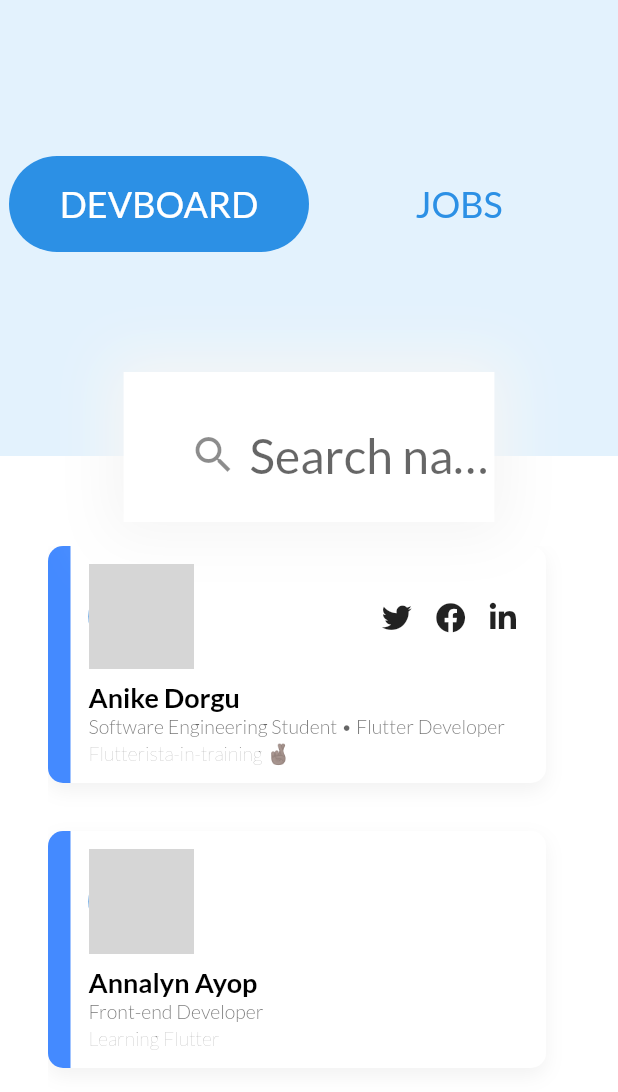
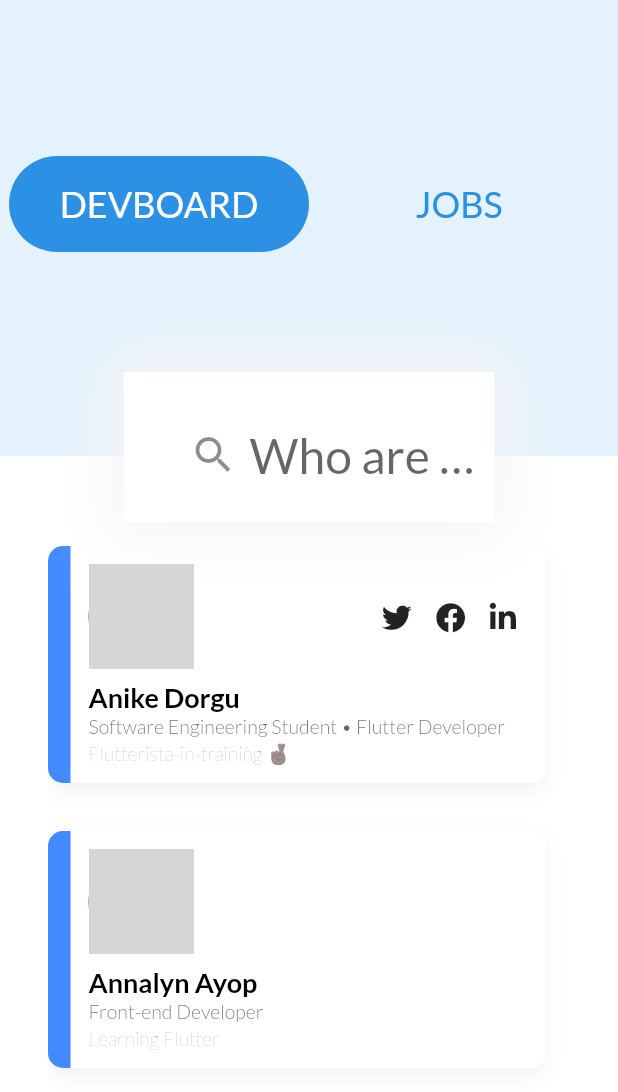
Before and after one commit to flutterph/devs, a Flutter app: the screen it shows after launch, on a phone screen of 412 x 824 dp, the part 144-1236 px from its top. Run offline on Flutter 3.47's test engine with Material 2 defaults, Android fonts, the phone set to English and light mode, and no system bars; our stand-ins replace font_awesome_flutter, google_fonts, rxdart; network calls fail; grey boxes are pictures that could not be loaded.

Commit message:
Change search bar hint

```diff
--- a/lib/core/widgets/components/search_bar.dart
+++ b/lib/core/widgets/components/search_bar.dart
@@ -44,7 +44,7 @@ class _SearchBarState extends State<SearchBar> {
           ),
           decoration: InputDecoration(
             border: InputBorder.none,
-            hintText: 'Search name, Github usernames...',
+            hintText: "Who are you looking for?",
             hintStyle: TextStyle(
               fontSize: 32,
             ),
```
